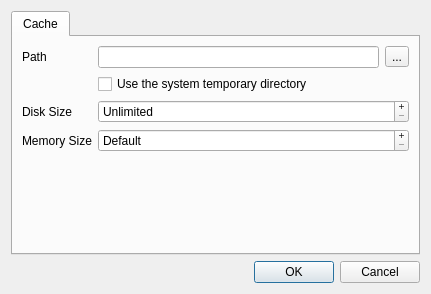
Above: qwbfs/src/PropertiesDialog.ui from amestica/qwbfs before the change. Below: the same form after it.
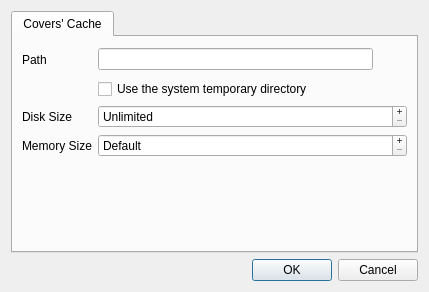
That is the form after the change. Icons and pictures are not drawn.

Commit message: Fix a bug in disc renaming process. Update all toolbuttons to be auto raised with icon size of 20x20. Update icons.

Patch:
```diff
--- a/qwbfs/src/PropertiesDialog.ui
+++ b/qwbfs/src/PropertiesDialog.ui
@@ -6,8 +6,8 @@
    <rect>
     <x>0</x>
     <y>0</y>
-    <width>431</width>
-    <height>294</height>
+    <width>429</width>
+    <height>292</height>
    </rect>
   </property>
   <property name="windowTitle">
@@ -21,7 +21,7 @@
      </property>
      <widget class="QWidget" name="wCache">
       <attribute name="title">
-       <string>Cache</string>
+       <string>Covers' Cache</string>
       </attribute>
       <layout class="QGridLayout" name="gridLayout">
        <item row="0" column="0">
@@ -42,8 +42,18 @@
           </item>
           <item>
            <widget class="QToolButton" name="tbCachePath">
-            <property name="text">
-             <string notr="true">...</string>
+            <property name="icon">
+             <iconset resource="../resources/resources.qrc">
+              <normaloff>:/icons/256/folder.png</normaloff>:/icons/256/folder.png</iconset>
+            </property>
+            <property name="iconSize">
+             <size>
+              <width>20</width>
+              <height>20</height>
+             </size>
+            </property>
+            <property name="autoRaise">
+             <bool>true</bool>
             </property>
            </widget>
           </item>
```
Left out of the diff: 8 changed lines with no effect on the pictures. The commit also changes 42 other files.
